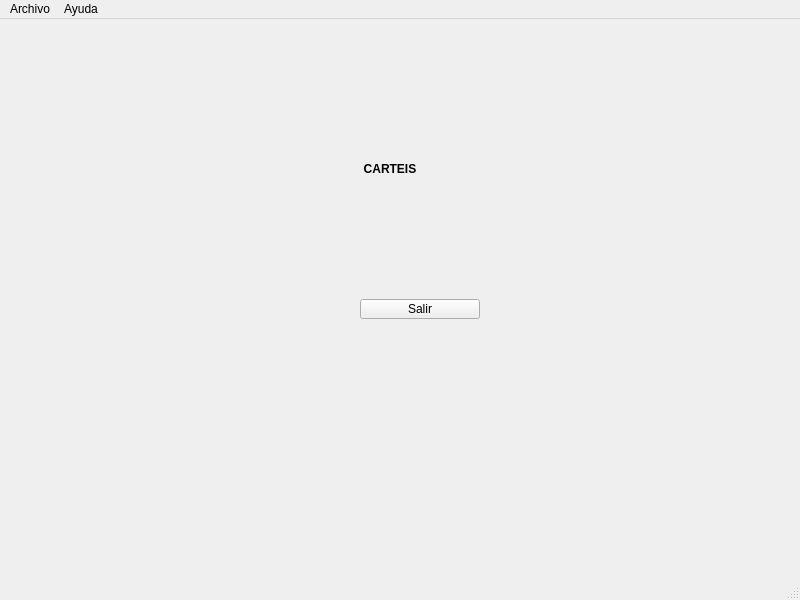
The window that TEMA 1/mainWindow.ui (braisdp6/2DAM_DI) describes before a commit, drawn with Qt 5.
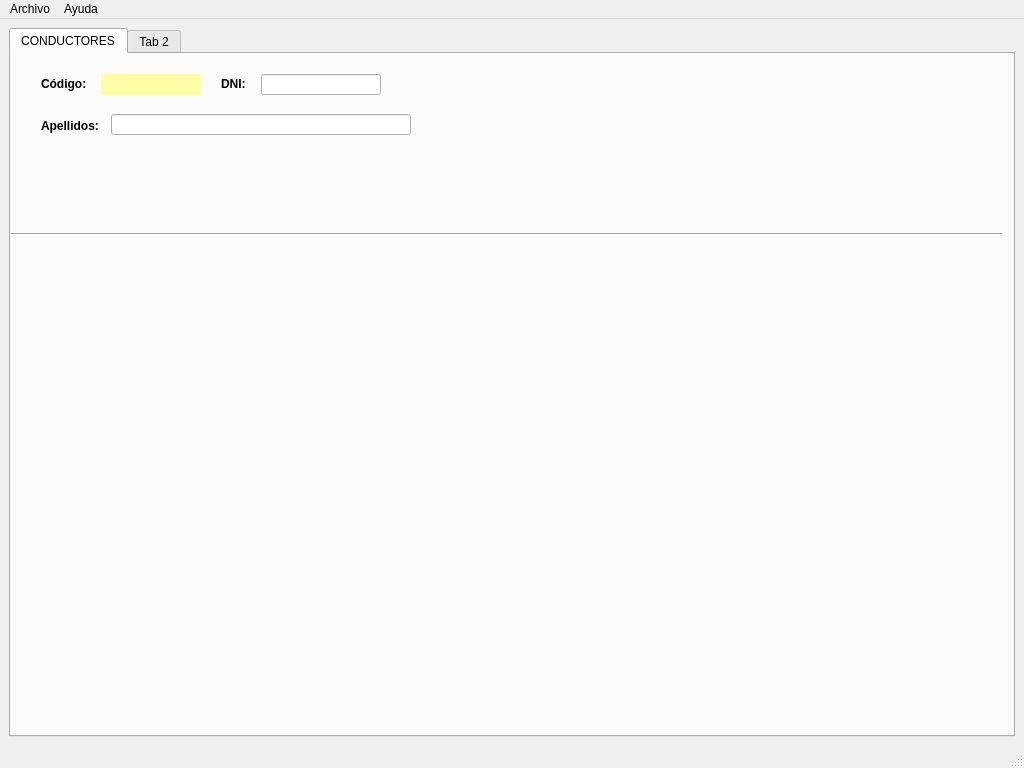
The same window after the commit. Icons and pictures are not drawn.

```diff
--- a/TEMA 1/mainWindow.ui
+++ b/TEMA 1/mainWindow.ui
@@ -6,8 +6,8 @@
    <rect>
     <x>0</x>
     <y>0</y>
-    <width>800</width>
-    <height>600</height>
+    <width>1024</width>
+    <height>768</height>
    </rect>
   </property>
   <property name="sizePolicy">
@@ -18,70 +18,160 @@
   </property>
   <property name="minimumSize">
    <size>
-    <width>800</width>
-    <height>600</height>
+    <width>1024</width>
+    <height>768</height>
    </size>
   </property>
   <property name="windowTitle">
    <string>MainWindow</string>
   </property>
+  <property name="windowIcon">
+   <iconset>
+    <normaloff>img/taxi_logo.ico</normaloff>img/taxi_logo.ico</iconset>
+  </property>
+  <property name="iconSize">
+   <size>
+    <width>24</width>
+    <height>24</height>
+   </size>
+  </property>
   <widget class="QWidget" name="centralwidget">
-   <widget class="QPushButton" name="btnSalir">
+   <layout class="QGridLayout" name="gridLayout">
+    <item row="0" column="0">
+     <widget class="QTabWidget" name="tabDrivers">
+      <property name="minimumSize">
+       <size>
+        <width>980</width>
+        <height>700</height>
+       </size>
+      </property>
+      <property name="currentIndex">
+       <number>0</number>
+      </property>
+      <widget class="QWidget" name="tab">
+       <attribute name="title">
+        <string>CONDUCTORES</string>
+       </attribute>
+       <widget class="Line" name="line">
     <property name="geometry">
      <rect>
-      <x>360</x>
-      <y>280</y>
-      <width>120</width>
+          <x>0</x>
+          <y>170</y>
+          <width>991</width>
       <height>20</height>
      </rect>
     </property>
-    <property name="sizePolicy">
-     <sizepolicy hsizetype="Fixed" vsizetype="Fixed">
-      <horstretch>0</horstretch>
-      <verstretch>0</verstretch>
-     </sizepolicy>
-    </property>
+        <property name="orientation">
+         <enum>Qt::Horizontal</enum>
+        </property>
+       </widget>
+       <widget class="QLabel" name="lblCod">
+        <property name="geometry">
+         <rect>
+          <x>30</x>
+          <y>20</y>
+          <width>50</width>
+          <height>20</height>
+         </rect>
+        </property>
     <property name="minimumSize">
      <size>
-      <width>120</width>
+          <width>0</width>
       <height>20</height>
      </size>
     </property>
-    <property name="maximumSize">
+        <property name="font">
+         <font>
+          <weight>75</weight>
+          <bold>true</bold>
+         </font>
+        </property>
+        <property name="text">
+         <string>Código:</string>
+        </property>
+       </widget>
+       <widget class="QLabel" name="lblCodbd">
+        <property name="geometry">
+         <rect>
+          <x>90</x>
+          <y>20</y>
+          <width>100</width>
+          <height>21</height>
+         </rect>
+        </property>
+        <property name="minimumSize">
      <size>
-      <width>120</width>
-      <height>20</height>
-     </size>
-    </property>
+          <width>100</width>
+          <height>0</height>
+         </size>
+        </property>
+        <property name="font">
+         <font>
+          <weight>75</weight>
+          <bold>true</bold>
+         </font>
+        </property>
+        <property name="styleSheet">
+         <string notr="true">background-color: rgb(255, 253, 167);</string>
+        </property>
     <property name="text">
-     <string>Salir</string>
-    </property>
-   </widget>
-   <widget class="QLabel" name="lblTitulo">
+         <string/>
+        </property>
+       </widget>
+       <widget class="QLabel" name="lblDNI">
     <property name="geometry">
      <rect>
-      <x>330</x>
-      <y>140</y>
-      <width>120</width>
+          <x>210</x>
+          <y>20</y>
+          <width>50</width>
       <height>20</height>
      </rect>
     </property>
-    <property name="sizePolicy">
-     <sizepolicy hsizetype="Expanding" vsizetype="Preferred">
-      <horstretch>0</horstretch>
-      <verstretch>0</verstretch>
-     </sizepolicy>
-    </property>
+        <property name="minimumSize">
+         <size>
+          <width>0</width>
+          <height>20</height>
+         </size>
+        </property>
+        <property name="font">
+         <font>
+          <weight>75</weight>
+          <bold>true</bold>
+         </font>
+        </property>
+        <property name="text">
+         <string>DNI:</string>
+        </property>
+       </widget>
+       <widget class="QLineEdit" name="lineEdit">
+        <property name="geometry">
+         <rect>
+          <x>250</x>
+          <y>20</y>
+          <width>120</width>
+          <height>21</height>
+         </rect>
+        </property>
     <property name="minimumSize">
      <size>
       <width>120</width>
       <height>20</height>
      </size>
     </property>
-    <property name="maximumSize">
+       </widget>
+       <widget class="QLabel" name="lblApel">
+        <property name="geometry">
+         <rect>
+          <x>30</x>
+          <y>60</y>
+          <width>90</width>
+          <height>24</height>
+         </rect>
+        </property>
+        <property name="minimumSize">
      <size>
-      <width>240</width>
-      <height>40</height>
+          <width>60</width>
+          <height>20</height>
      </size>
     </property>
     <property name="font">
@@ -91,19 +181,54 @@
      </font>
     </property>
     <property name="text">
-     <string>CARTEIS</string>
-    </property>
-    <property name="alignment">
-     <set>Qt::AlignCenter</set>
-    </property>
-   </widget>
+         <string>Apellidos:</string>
+        </property>
+       </widget>
+       <widget class="QLineEdit" name="textApel">
+        <property name="geometry">
+         <rect>
+          <x>100</x>
+          <y>60</y>
+          <width>300</width>
+          <height>21</height>
+         </rect>
+        </property>
+        <property name="minimumSize">
+         <size>
+          <width>300</width>
+          <height>20</height>
+         </size>
+        </property>
+       </widget>
+      </widget>
+      <widget class="QWidget" name="tab_2">
+       <attribute name="title">
+        <string>Tab 2</string>
+       </attribute>
+       <widget class="QLabel" name="label_2">
+        <property name="geometry">
+         <rect>
+          <x>310</x>
+          <y>270</y>
+          <width>191</width>
+          <height>21</height>
+         </rect>
+        </property>
+        <property name="text">
+         <string>Esto es la pestaña 2</string>
+        </property>
+       </widget>
+      </widget>
+     </widget>
+    </item>
+   </layout>
   </widget>
   <widget class="QMenuBar" name="menubar">
    <property name="geometry">
     <rect>
      <x>0</x>
      <y>0</y>
-     <width>800</width>
+     <width>1024</width>
      <height>21</height>
     </rect>
    </property>
```
Lines whose indentation alone changed are shown as unchanged.
